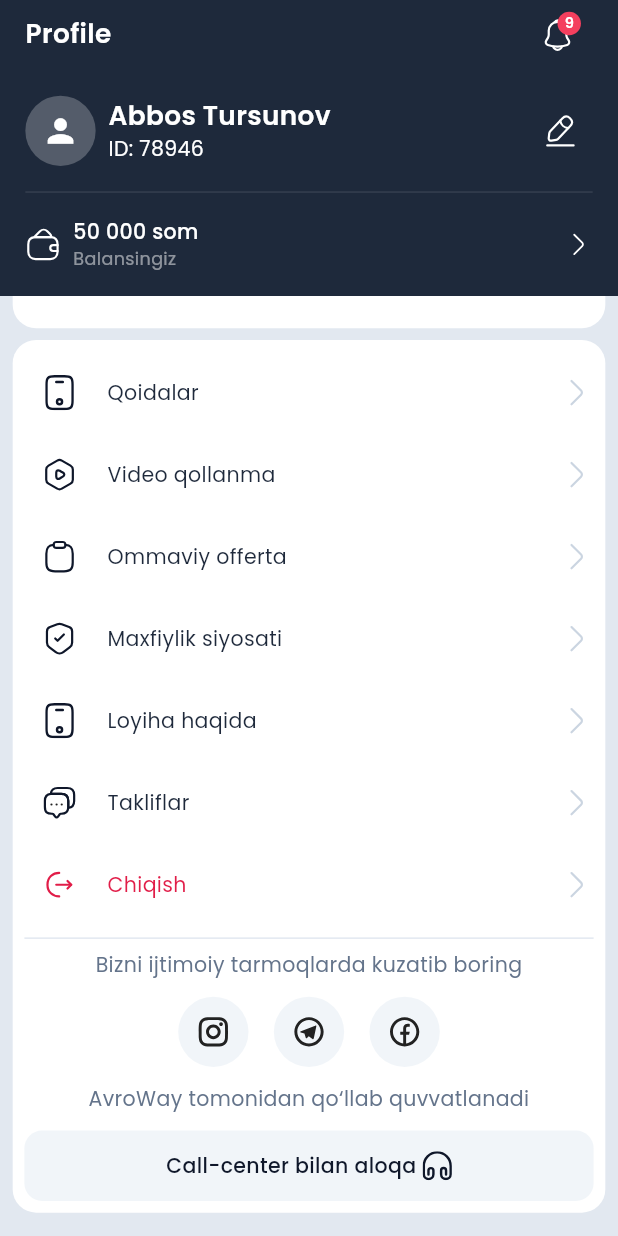
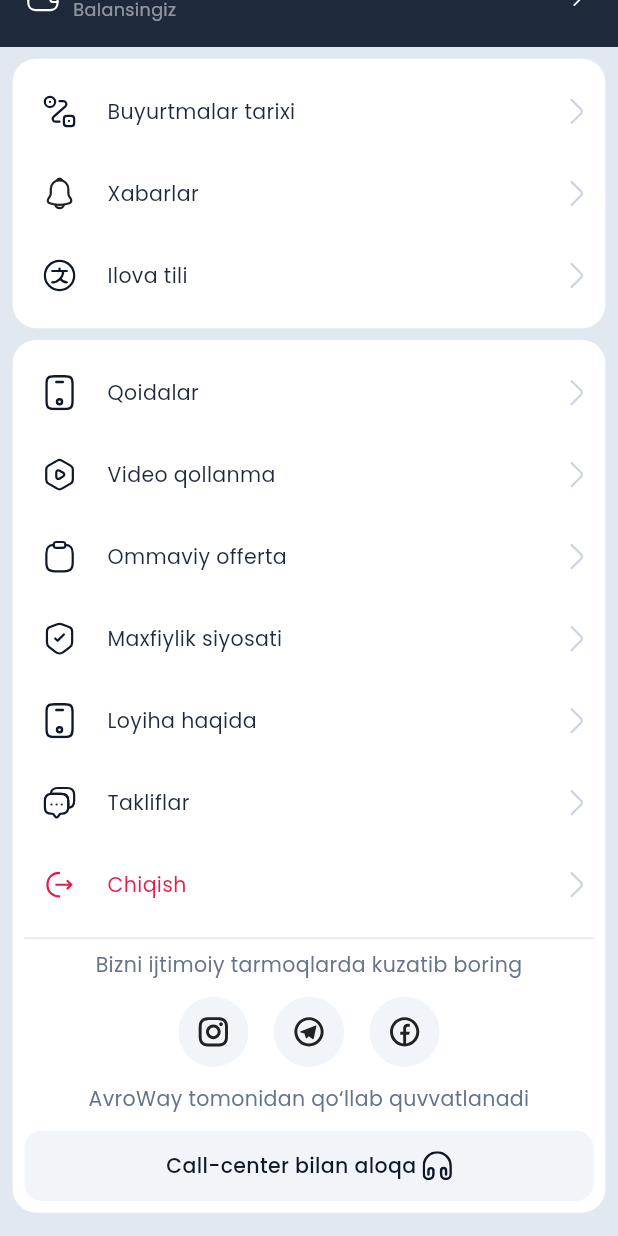
Before and after one commit to devituz/autoway-mobile, a Flutter app: the ClientProfilePage screen opened directly, scrolled down 166 dp, on a phone screen of 412 x 824 dp. Run offline on Flutter 3.47's test engine with Material 3 defaults, Android fonts, the phone set to English and light mode, and no system bars; our stand-ins replace auto_route, dio, easy_localization, flutter_bloc, flutter_screenutil, flutter_svg and 5 more; accounts and stored records are empty.

Commit message:
fix(profile): scroll whole page including the dark header
Profile header was fixed above the menu scroll; moved both into one
SingleChildScrollView (split-bg Stack like Home) so the app bar scrolls away.

Co-Authored-By: Claude Opus 4.8 (1M context) <noreply@anthropic.com>

```diff
--- a/lib/features/client/profile/presentation/pages/client_profile_page.dart
+++ b/lib/features/client/profile/presentation/pages/client_profile_page.dart
@@ -20,8 +20,18 @@ class ClientProfilePage extends StatelessWidget {
   Widget build(BuildContext context) {
     return Scaffold(
       backgroundColor: AppColors.primary,
-      body: Column(
+      body: Stack(
         children: [
+          // Split background so over-scroll matches (dark top, light bottom).
+          Column(
+            children: [
+              Container(height: 250.h, color: AppColors.primary),
+              Expanded(child: Container(color: AppColors.lightGrey)),
+            ],
+          ),
+          SingleChildScrollView(
+            child: Column(
+              children: [
           // Dark header with rounded bottom (Figma 2232:24130).
           Container(
             decoration: BoxDecoration(
@@ -179,14 +189,12 @@ class ClientProfilePage extends StatelessWidget {
               ),
             ),
           ),
-          // Body.
-          Expanded(
-            child: Container(
-              color: AppColors.lightGrey,
-              child: SingleChildScrollView(
-                padding: EdgeInsets.fromLTRB(8.w, 8.h, 8.w, 16.h),
-                child: Column(
-                  children: [
+          // Body (scrolls together with the header).
+          Container(
+            color: AppColors.lightGrey,
+            padding: EdgeInsets.fromLTRB(8.w, 8.h, 8.w, 16.h),
+            child: Column(
+              children: [
                     _MenuCard(items: [
                       _MenuData(
                         'orders_history',
@@ -227,6 +235,7 @@ class ClientProfilePage extends StatelessWidget {
                   ],
                 ),
               ),
+              ],
             ),
           ),
         ],
```
